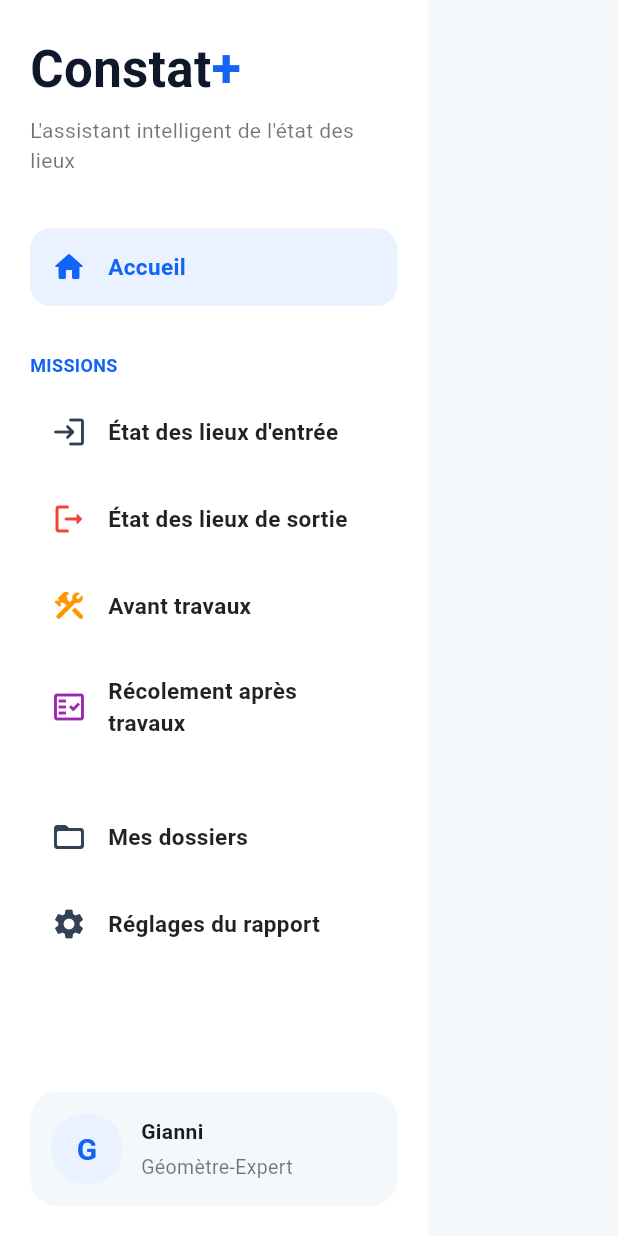
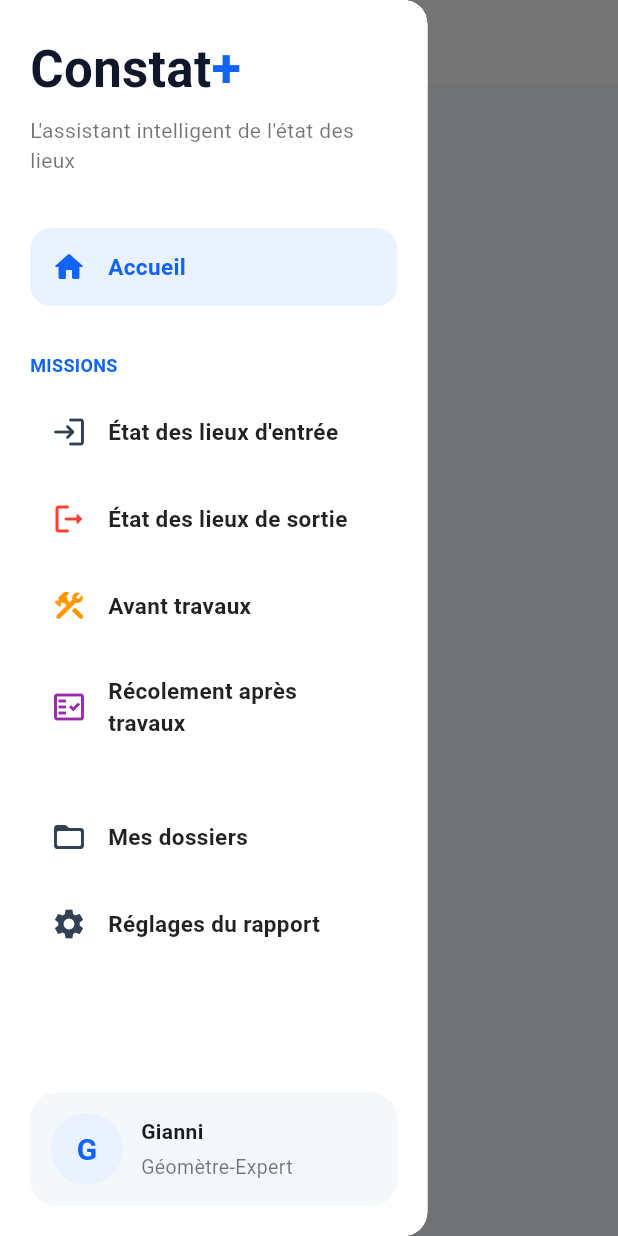
Before and after one commit to Constatplus/constat_plus, a Flutter app: the MainLayout screen opened directly with empty values, with the side drawer open (before the commit the screen has no drawer), on a phone screen of 412 x 824 dp. Run offline on Flutter 3.47's test engine with Material 3 defaults, Android fonts, the phone set to English and light mode, and no system bars; our stand-ins replace flutter_secure_storage, image_picker, in_app_purchase, pdf, shared_preferences, supabase_flutter; missing offline and left inert: docx_dart, file_selector, in_app_purchase_android, pdfrx; accounts and stored records are empty.

Commit message:
Make main layout responsive on mobile

```diff
--- a/lib/features/layout/main_layout.dart
+++ b/lib/features/layout/main_layout.dart
@@ -1,4 +1,5 @@
 import 'package:flutter/material.dart';
+
 import '../home/widgets/sidebar.dart';
 
 class MainLayout extends StatelessWidget {
@@ -23,13 +24,8 @@ class MainLayout extends StatelessWidget {
     this.onAdmin,
   });
 
-  @override
-  Widget build(BuildContext context) {
-    return Scaffold(
-      backgroundColor: const Color(0xFFF4F8FA),
-      body: Row(
-        children: [
-          HomeSidebar(
+  HomeSidebar _buildSidebar() {
+    return HomeSidebar(
       onEntry: onEntry,
       onExit: onExit,
       onBeforeWorks: onBeforeWorks,
@@ -37,10 +33,62 @@ class MainLayout extends StatelessWidget {
       onFolders: onFolders,
       onSettings: onSettings,
       onAdmin: onAdmin,
+    );
+  }
+
+  @override
+  Widget build(BuildContext context) {
+    return LayoutBuilder(
+      builder: (context, constraints) {
+        final isMobile = constraints.maxWidth < 700;
+
+        if (isMobile) {
+          return Scaffold(
+            backgroundColor: const Color(0xFFF4F8FA),
+            drawer: Drawer(
+              width: 285,
+              child: _buildSidebar(),
             ),
+            appBar: AppBar(
+              backgroundColor: Colors.white,
+              surfaceTintColor: Colors.white,
+              elevation: 0,
+              titleSpacing: 0,
+              title: const Text.rich(
+                TextSpan(
+                  children: [
+                    TextSpan(
+                      text: 'Constat',
+                      style: TextStyle(
+                        color: Color(0xFF0F172A),
+                        fontWeight: FontWeight.bold,
+                      ),
+                    ),
+                    TextSpan(
+                      text: '+',
+                      style: TextStyle(
+                        color: Color(0xFF1264F6),
+                        fontWeight: FontWeight.bold,
+                      ),
+                    ),
+                  ],
+                ),
+              ),
+            ),
+            body: SafeArea(top: false, child: child),
+          );
+        }
+
+        return Scaffold(
+          backgroundColor: const Color(0xFFF4F8FA),
+          body: Row(
+            children: [
+              _buildSidebar(),
               Expanded(child: SafeArea(child: child)),
             ],
           ),
         );
+      },
+    );
   }
 }
```
Lines whose indentation alone changed are shown as unchanged.
